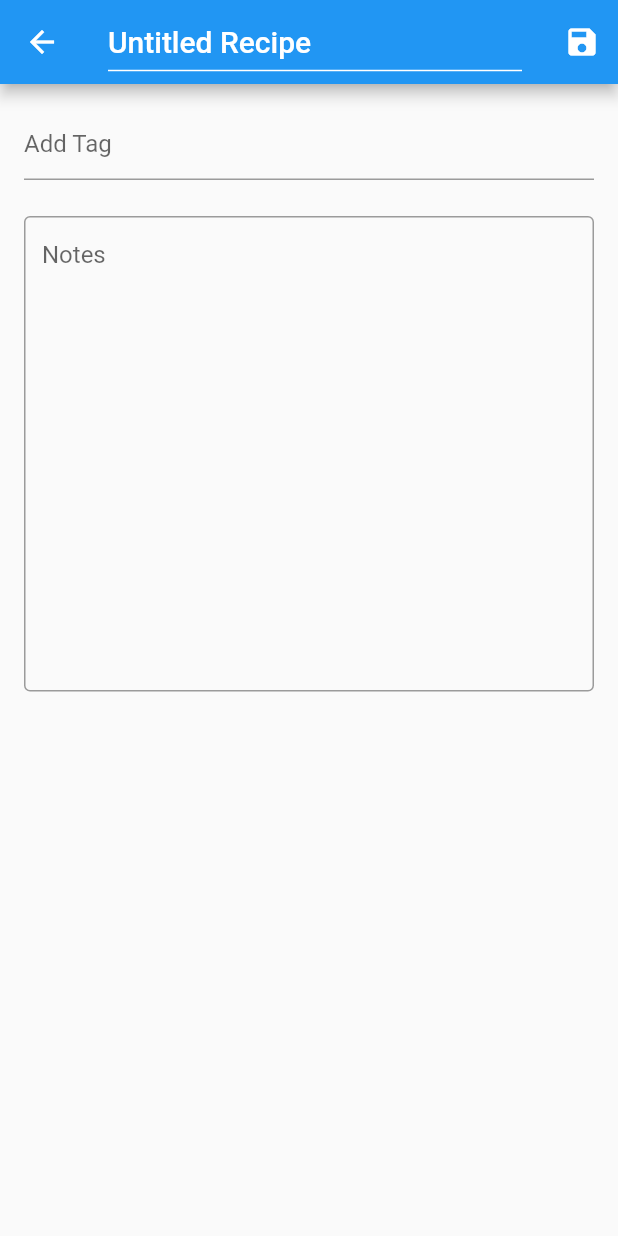
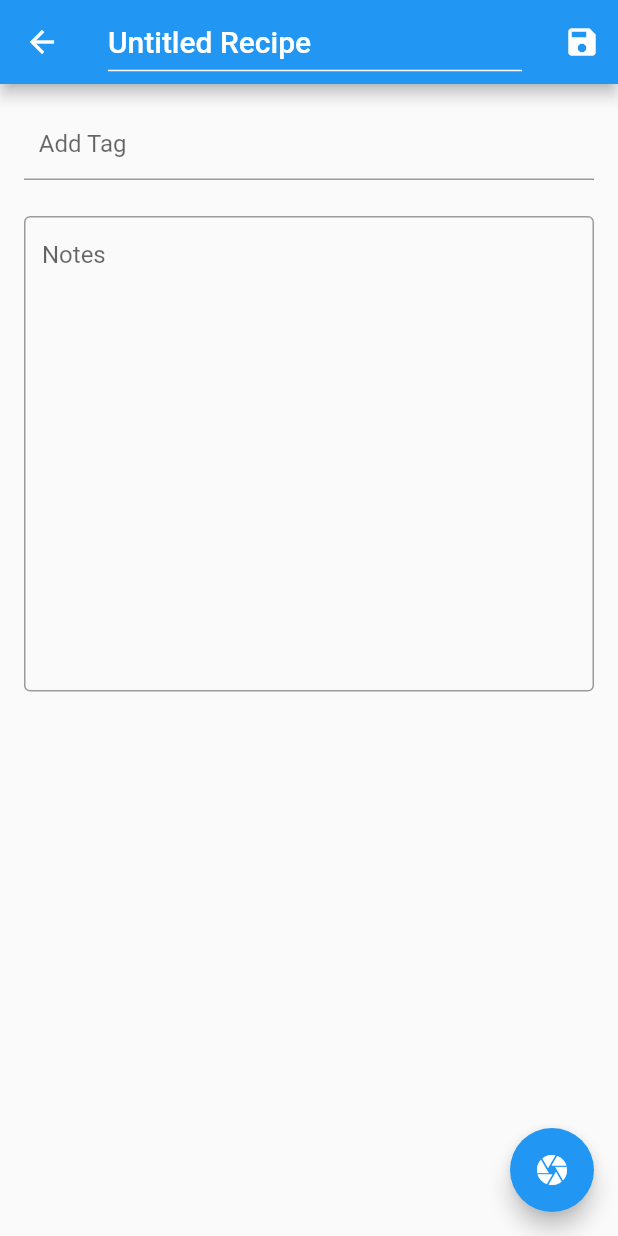
Before and after one commit to SheaJanke/recipe_archive, a Flutter app: the RecipeEditPage screen opened directly with empty values, on a phone screen of 412 x 824 dp. Run offline on Flutter 3.47's test engine with Material 2 defaults, Android fonts, the phone set to English and light mode, and no system bars; drawn by our look-alikes of flutter_typeahead; our stand-ins replace cloud_firestore, firebase_auth, firebase_core, firebase_storage, flutter_dotenv, google_sign_in and 2 more; missing offline and left inert: firebase_ui_auth, firebase_ui_oauth_google; accounts and stored records are empty.

Commit message:
Allow users to add images to recipes.

```diff
--- a/lib/components/recipeListItem.dart
+++ b/lib/components/recipeListItem.dart
@@ -12,10 +12,11 @@ const borderRadius = BorderRadius.all(Radius.circular(8));
 const maxTagsDisplayed = 3;
 
 class RecipeListItem extends StatelessWidget {
-  const RecipeListItem(this.user, this.recipe, {super.key});
+  const RecipeListItem(this.user, this.recipe, this.allTags, {super.key});
 
   final User user;
   final Recipe recipe;
+  final List<String> allTags;
 
   @override
   Widget build(BuildContext context) {
@@ -30,6 +31,7 @@ class RecipeListItem extends StatelessWidget {
             builder: (context) => RecipeEditPage(
               user: user,
               recipe: recipe,
+              allTags: allTags,
             ),
           ),
         ),
--- a/lib/pages/recipeEditPage.dart
+++ b/lib/pages/recipeEditPage.dart
@@ -1,9 +1,15 @@
+import 'dart:io';
+
 import 'package:cloud_firestore/cloud_firestore.dart';
 import 'package:firebase_auth/firebase_auth.dart';
+import 'package:firebase_storage/firebase_storage.dart';
 import 'package:flutter/material.dart';
 import 'package:flutter_typeahead/flutter_typeahead.dart';
+import 'package:image_picker/image_picker.dart';
+import 'package:recipe_archive/components/recipeImage.dart';
 import 'package:recipe_archive/components/tagList.dart';
 import 'package:recipe_archive/models/recipe.dart';
+import 'package:recipe_archive/pages/recipeListPage.dart';
 
 const UnderlineInputBorder titleBorder = UnderlineInputBorder(
   borderSide: BorderSide(color: Colors.white),
@@ -23,11 +29,18 @@ SnackBar failureSnackBar = SnackBar(
 );
 
 class RecipeEditPage extends StatefulWidget {
-  RecipeEditPage({super.key, required this.user, required this.recipe});
+  RecipeEditPage(
+      {super.key,
+      required this.user,
+      required this.recipe,
+      required this.allTags});
 
   final User user;
   final Recipe recipe;
+  final List<String> allTags;
   final FirebaseFirestore db = FirebaseFirestore.instance;
+  final Reference storageRef = FirebaseStorage.instance.ref();
+  final ImagePicker picker = ImagePicker();
 
   @override
   _RecipeEditPageState createState() => _RecipeEditPageState();
@@ -38,6 +51,7 @@ class _RecipeEditPageState extends State<RecipeEditPage> {
   late TextEditingController _tagController;
   late List<String> _tagList;
   late TextEditingController _notesController;
+  late List<String> _imgUrls;
 
   @override
   void initState() {
@@ -46,6 +60,7 @@ class _RecipeEditPageState extends State<RecipeEditPage> {
     _tagController = TextEditingController();
     _tagList = List.from(widget.recipe.tags);
     _notesController = TextEditingController(text: widget.recipe.notes);
+    _imgUrls = List.from(widget.recipe.imgUrls);
   }
 
   void addTagValueToList(String newTag) {
@@ -76,6 +91,7 @@ class _RecipeEditPageState extends State<RecipeEditPage> {
                 name: _titleController.value.text,
                 tags: _tagList,
                 notes: _notesController.value.text,
+                imgUrls: _imgUrls,
               );
               widget.db
                   .collection('users')
@@ -115,18 +131,19 @@ class _RecipeEditPageState extends State<RecipeEditPage> {
             TypeAheadField(
               textFieldConfiguration: TextFieldConfiguration(
                 controller: _tagController,
-                decoration: InputDecoration(
-                  hintText: 'Add Tag',
-                ),
+                decoration:
+                    InputDecoration(hintText: 'Add Tag', prefixText: '#'),
                 onEditingComplete: () =>
                     addTagValueToList(_tagController.value.text),
               ),
               suggestionsCallback: (pattern) {
-                return ['abc', 'def', 'geh'];
+                return widget.allTags.where(
+                    (tag) => !_tagList.contains(tag) && contains(tag, pattern));
               },
+              hideOnEmpty: true,
               itemBuilder: (context, suggestion) {
                 return ListTile(
-                  title: Text(suggestion),
+                  title: Text('#$suggestion'),
                 );
               },
               onSuggestionSelected: addTagValueToList,
@@ -150,10 +167,35 @@ class _RecipeEditPageState extends State<RecipeEditPage> {
                 isDense: true,
                 hintText: 'Notes',
               ),
+            ),
+            Wrap(
+              children: [
+                for (String imgUrl in _imgUrls) RecipeImage(imgUrl: imgUrl)
+              ],
             )
           ],
         ),
       ),
+      floatingActionButton: FloatingActionButton(
+        onPressed: () async {
+          // Capture a photo.
+          final XFile? photo = await widget.picker
+              .pickImage(source: ImageSource.camera, imageQuality: 25);
+          if (photo == null) {
+            return;
+          }
+          final String storagePath = '${widget.user.uid}/${uuid.v4()}.jpg';
+          final imageRef = widget.storageRef.child(storagePath);
+          imageRef.putFile(File(photo.path)).then(
+                (p0) => setState(
+                  () {
+                    _imgUrls.add(storagePath);
+                  },
+                ),
+              );
+        },
+        child: const Icon(Icons.camera),
+      ),
     );
   }
 }
--- a/pubspec.yaml
+++ b/pubspec.yaml
@@ -44,6 +44,11 @@ dependencies:
   cloud_firestore: ^4.8.1
   uuid: ^3.0.7
   flutter_typeahead: ^4.6.1
+  camerawesome: ^1.4.0
+  path_provider: ^2.0.15
+  image_picker: ^1.0.1
+  firebase_storage: ^11.2.5
+  photo_view: ^0.14.0
 
 dev_dependencies:
   flutter_test:
```
Also changed, not shown: lib/components/recipeImage.dart (added, +40 -0 lines), lib/components/recipeImageHero.dart (added, +21 -0 lines), lib/pages/recipeListPage.dart (+13 -2 lines), pubspec.lock, 7 other files.
